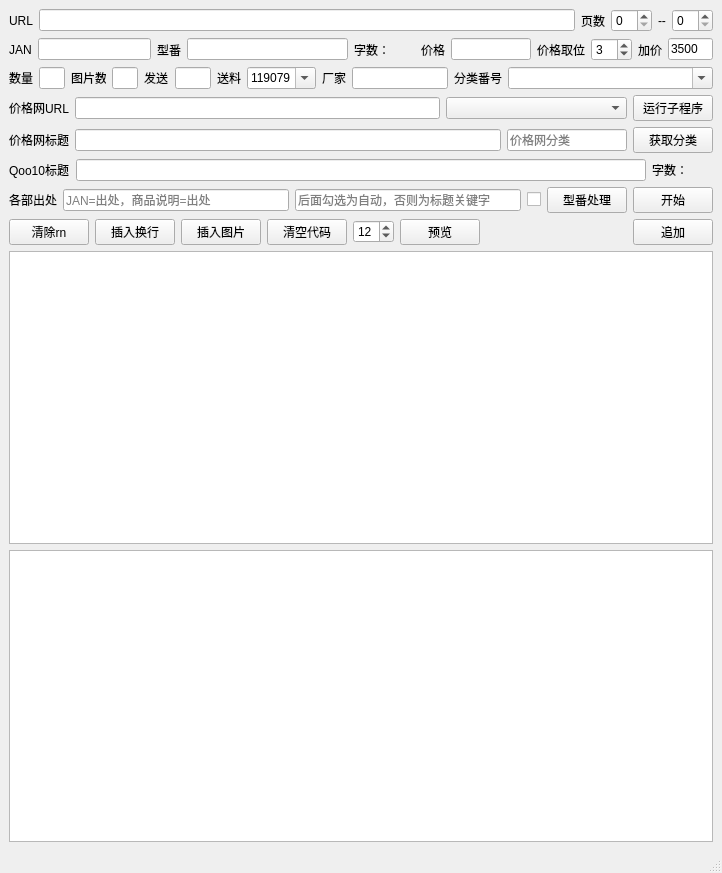
This is 在库上架添写/chupingpy/chupinwindow.ui in tiangtian0392/tiangtian as Qt 5 draws it before an edit. The edited form follows.
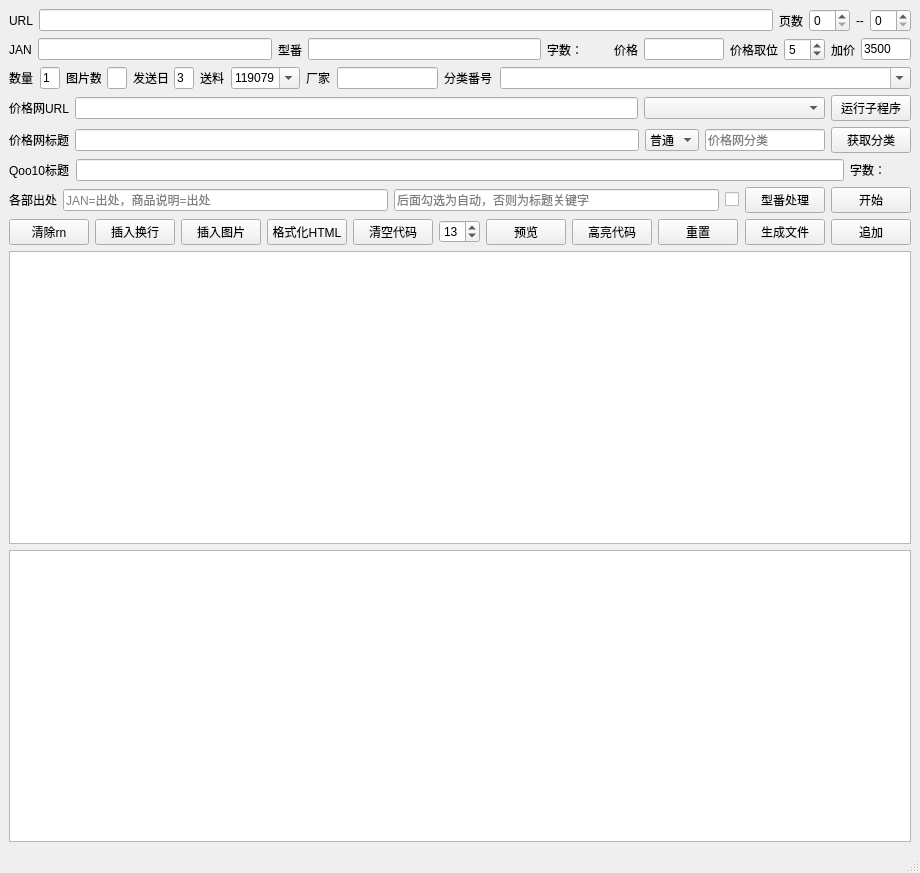
This is the edited form.

```diff
--- a/在库上架添写/chupingpy/chupinwindow.ui
+++ b/在库上架添写/chupingpy/chupinwindow.ui
@@ -6,7 +6,7 @@
    <rect>
     <x>0</x>
     <y>0</y>
-    <width>722</width>
+    <width>920</width>
     <height>873</height>
    </rect>
   </property>
@@ -65,6 +65,13 @@
         </property>
        </widget>
       </item>
+      <item>
+       <widget class="QPushButton" name="pushButton_geshihuahtml">
+        <property name="text">
+         <string>格式化HTML</string>
+        </property>
+       </widget>
+      </item>
       <item>
        <widget class="QPushButton" name="pushButton_qingkongdaima">
         <property name="text">
@@ -75,7 +82,7 @@
       <item>
        <widget class="QSpinBox" name="spinBox_zitidaxiao">
         <property name="value">
-         <number>12</number>
+         <number>13</number>
         </property>
        </widget>
       </item>
@@ -86,6 +93,20 @@
         </property>
        </widget>
       </item>
+      <item>
+       <widget class="QPushButton" name="pushButton_gaolianxianshi">
+        <property name="text">
+         <string>高亮代码</string>
+        </property>
+       </widget>
+      </item>
+      <item>
+       <widget class="QPushButton" name="pushButton_chongzhi">
+        <property name="text">
+         <string>重置</string>
+        </property>
+       </widget>
+      </item>
       <item>
        <spacer name="horizontalSpacer">
         <property name="orientation">
@@ -99,6 +120,13 @@
         </property>
        </spacer>
       </item>
+      <item>
+       <widget class="QPushButton" name="pushButton_shengcheng">
+        <property name="text">
+         <string>生成文件</string>
+        </property>
+       </widget>
+      </item>
       <item>
        <widget class="QPushButton" name="pushButton_zhuijia">
         <property name="text">
@@ -213,10 +241,13 @@
        <widget class="QLineEdit" name="lineEdit_shuliang">
         <property name="maximumSize">
          <size>
-          <width>31</width>
+          <width>20</width>
           <height>16777215</height>
          </size>
         </property>
+        <property name="text">
+         <string>1</string>
+        </property>
        </widget>
       </item>
       <item>
@@ -236,7 +267,7 @@
        <widget class="QLineEdit" name="lineEdit_tupianshu">
         <property name="maximumSize">
          <size>
-          <width>31</width>
+          <width>20</width>
           <height>16777215</height>
          </size>
         </property>
@@ -246,7 +277,7 @@
        <widget class="QLabel" name="label_9">
         <property name="maximumSize">
          <size>
-          <width>25</width>
+          <width>35</width>
           <height>16777215</height>
          </size>
         </property>
@@ -259,10 +290,13 @@
        <widget class="QLineEdit" name="lineEdit_fasongri">
         <property name="maximumSize">
          <size>
-          <width>41</width>
+          <width>20</width>
           <height>16777215</height>
          </size>
         </property>
+        <property name="text">
+         <string>3</string>
+        </property>
        </widget>
       </item>
       <item>
@@ -425,6 +459,20 @@
         </property>
        </widget>
       </item>
+      <item>
+       <widget class="QComboBox" name="comboBox_shouji_zhengchang">
+        <item>
+         <property name="text">
+          <string>普通</string>
+         </property>
+        </item>
+        <item>
+         <property name="text">
+          <string>手机</string>
+         </property>
+        </item>
+       </widget>
+      </item>
       <item>
        <widget class="QLineEdit" name="lineEdit_jiage_jiagewangfenlei">
         <property name="minimumSize">
@@ -538,7 +586,7 @@
       <item>
        <widget class="QSpinBox" name="spinBox_jiagequwei">
         <property name="value">
-         <number>3</number>
+         <number>5</number>
         </property>
        </widget>
       </item>
```
Left out of the diff: 2 changed lines with no effect on the pictures.
